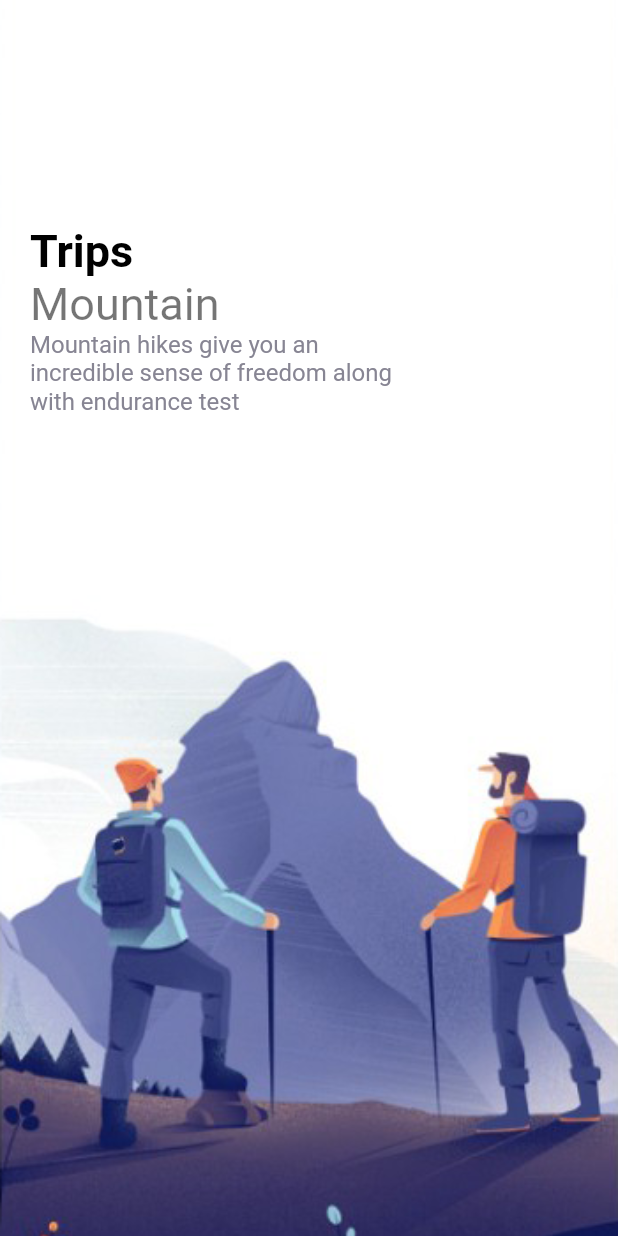
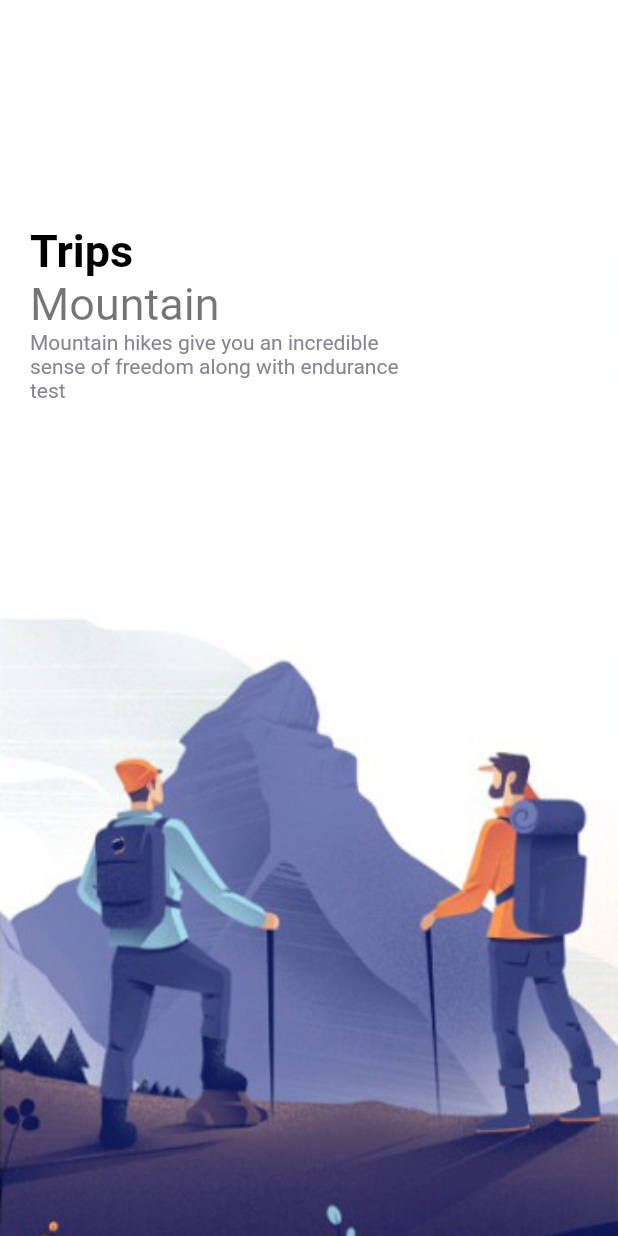
Before and after one commit to imjmakki/Travel-App, a Flutter app: the screen it shows after launch, on a phone screen of 412 x 824 dp. Run offline on Flutter 3.47's test engine with Material 2 defaults, Android fonts, the phone set to English and light mode, and no system bars.

Commit message:
Travel Project

```diff
--- a/lib/pages/welcome_page.dart
+++ b/lib/pages/welcome_page.dart
@@ -50,6 +50,7 @@ class _WelcomePageState extends State<WelcomePage> {
                             text:
                                 "Mountain hikes give you an incredible sense of freedom along with endurance test",
                             color: AppColors.textColor2,
+                            size: 14,
                           ),
                         ),
                       ],
```
